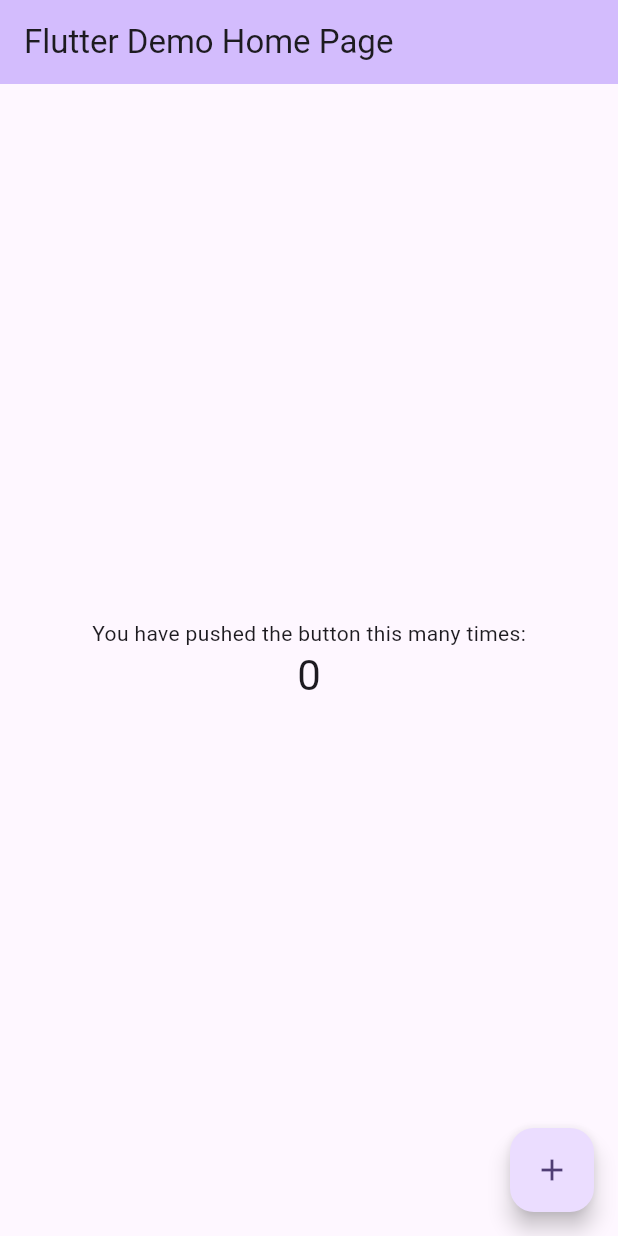
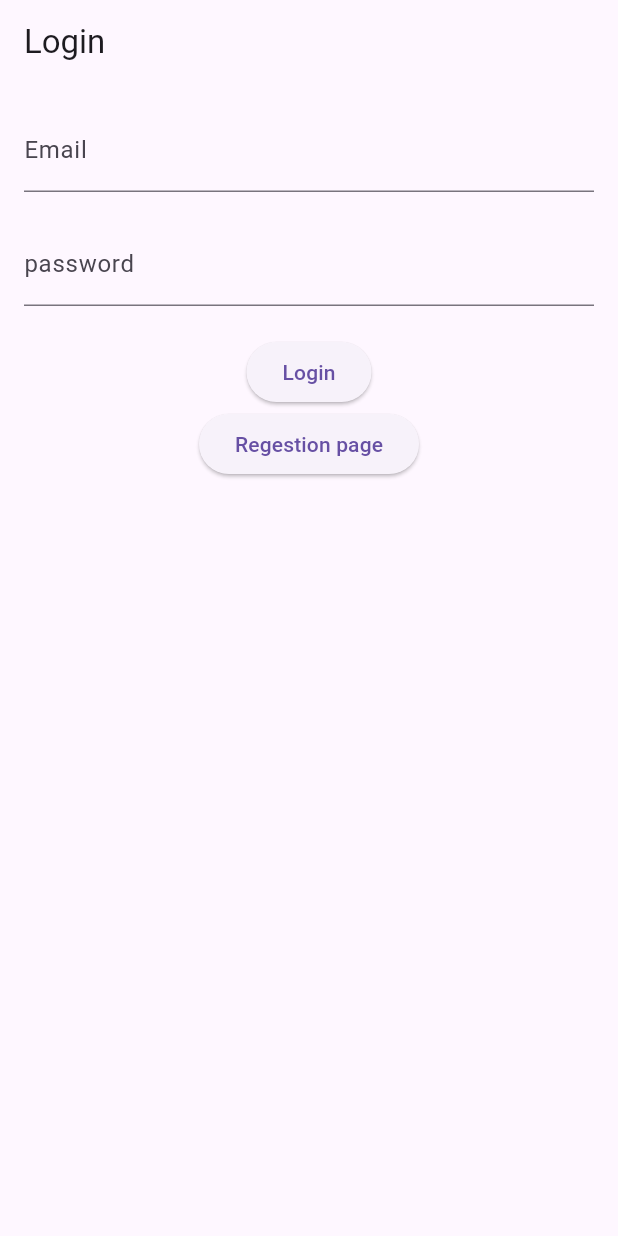
Before and after one commit to mdshakilhossain720/apiwithmvvm, a Flutter app: the screen it shows after launch, on a phone screen of 412 x 824 dp. Run offline on Flutter 3.47's test engine with Material 3 defaults, Android fonts, the light colour scheme and no system bars; drawn by our look-alikes of flutter_form_builder; our stand-ins replace form_builder_validators.

Commit message:
login sing ui

```diff
--- /dev/null
+++ b/lib/app.dart
@@ -0,0 +1,15 @@
+import 'package:apiwithmvvm/view/login/login.dart';
+import 'package:flutter/material.dart';
+
+class MyApp extends StatelessWidget {
+  const MyApp({super.key});
+
+  @override
+  Widget build(BuildContext context) {
+    return MaterialApp(
+      debugShowCheckedModeBanner: false,
+      title: 'Flutter Demo',
+      home: LoginPage(),
+    );
+  }
+}
--- a/lib/main.dart
+++ b/lib/main.dart
@@ -1,125 +1,6 @@
+import 'package:apiwithmvvm/app.dart';
 import 'package:flutter/material.dart';
 
 void main() {
   runApp(const MyApp());
 }
-
-class MyApp extends StatelessWidget {
-  const MyApp({super.key});
-
-  // This widget is the root of your application.
-  @override
-  Widget build(BuildContext context) {
-    return MaterialApp(
-      title: 'Flutter Demo',
-      theme: ThemeData(
-        // This is the theme of your application.
-        //
-        // TRY THIS: Try running your application with "flutter run". You'll see
-        // the application has a purple toolbar. Then, without quitting the app,
-        // try changing the seedColor in the colorScheme below to Colors.green
-        // and then invoke "hot reload" (save your changes or press the "hot
-        // reload" button in a Flutter-supported IDE, or press "r" if you used
-        // the command line to start the app).
-        //
-        // Notice that the counter didn't reset back to zero; the application
-        // state is not lost during the reload. To reset the state, use hot
-        // restart instead.
-        //
-        // This works for code too, not just values: Most code changes can be
-        // tested with just a hot reload.
-        colorScheme: ColorScheme.fromSeed(seedColor: Colors.deepPurple),
-        useMaterial3: true,
-      ),
-      home: const MyHomePage(title: 'Flutter Demo Home Page'),
-    );
-  }
-}
-
-class MyHomePage extends StatefulWidget {
-  const MyHomePage({super.key, required this.title});
-
-  // This widget is the home page of your application. It is stateful, meaning
-  // that it has a State object (defined below) that contains fields that affect
-  // how it looks.
-
-  // This class is the configuration for the state. It holds the values (in this
-  // case the title) provided by the parent (in this case the App widget) and
-  // used by the build method of the State. Fields in a Widget subclass are
-  // always marked "final".
-
-  final String title;
-
-  @override
-  State<MyHomePage> createState() => _MyHomePageState();
-}
-
-class _MyHomePageState extends State<MyHomePage> {
-  int _counter = 0;
-
-  void _incrementCounter() {
-    setState(() {
-      // This call to setState tells the Flutter framework that something has
-      // changed in this State, which causes it to rerun the build method below
-      // so that the display can reflect the updated values. If we changed
-      // _counter without calling setState(), then the build method would not be
-      // called again, and so nothing would appear to happen.
-      _counter++;
-    });
-  }
-
-  @override
-  Widget build(BuildContext context) {
-    // This method is rerun every time setState is called, for instance as done
-    // by the _incrementCounter method above.
-    //
-    // The Flutter framework has been optimized to make rerunning build methods
-    // fast, so that you can just rebuild anything that needs updating rather
-    // than having to individually change instances of widgets.
-    return Scaffold(
-      appBar: AppBar(
-        // TRY THIS: Try changing the color here to a specific color (to
-        // Colors.amber, perhaps?) and trigger a hot reload to see the AppBar
-        // change color while the other colors stay the same.
-        backgroundColor: Theme.of(context).colorScheme.inversePrimary,
-        // Here we take the value from the MyHomePage object that was created by
-        // the App.build method, and use it to set our appbar title.
-        title: Text(widget.title),
-      ),
-      body: Center(
-        // Center is a layout widget. It takes a single child and positions it
-        // in the middle of the parent.
-        child: Column(
-          // Column is also a layout widget. It takes a list of children and
-          // arranges them vertically. By default, it sizes itself to fit its
-          // children horizontally, and tries to be as tall as its parent.
-          //
-          // Column has various properties to control how it sizes itself and
-          // how it positions its children. Here we use mainAxisAlignment to
-          // center the children vertically; the main axis here is the vertical
-          // axis because Columns are vertical (the cross axis would be
-          // horizontal).
-          //
-          // TRY THIS: Invoke "debug painting" (choose the "Toggle Debug Paint"
-          // action in the IDE, or press "p" in the console), to see the
-          // wireframe for each widget.
-          mainAxisAlignment: MainAxisAlignment.center,
-          children: <Widget>[
-            const Text(
-              'You have pushed the button this many times:',
-            ),
-            Text(
-              '$_counter',
-              style: Theme.of(context).textTheme.headlineMedium,
-            ),
-          ],
-        ),
-      ),
-      floatingActionButton: FloatingActionButton(
-        onPressed: _incrementCounter,
-        tooltip: 'Increment',
-        child: const Icon(Icons.add),
-      ), // This trailing comma makes auto-formatting nicer for build methods.
-    );
-  }
-}
--- /dev/null
+++ b/lib/view/login/login.dart
@@ -0,0 +1,52 @@
+import 'package:apiwithmvvm/view/regestion_page/regestion_page.dart';
+import 'package:flutter/material.dart';
+import 'package:flutter_form_builder/flutter_form_builder.dart';
+import 'package:form_builder_validators/form_builder_validators.dart';
+
+class LoginPage extends StatelessWidget {
+  LoginPage({super.key});
+  final _formKey = GlobalKey<FormBuilderState>();
+
+  @override
+  Widget build(BuildContext context) {
+    return Scaffold(
+        appBar: AppBar(
+          title: const Text('Login'),
+        ),
+        body: FormBuilder(
+          key: _formKey,
+          child: Padding(
+            padding: const EdgeInsets.all(16.0),
+            child: Column(
+              children: [
+                FormBuilderTextField(
+                  name: 'email',
+                  decoration: const InputDecoration(labelText: 'Email'),
+                  validator: FormBuilderValidators.compose([
+                    FormBuilderValidators.required(),
+                    FormBuilderValidators.email(),
+                  ]),
+                ),
+                const SizedBox(height: 20),
+                FormBuilderTextField(
+                  name: 'password',
+                  decoration: const InputDecoration(labelText: 'password'),
+                  validator: FormBuilderValidators.compose([
+                    FormBuilderValidators.required(),
+                    FormBuilderValidators.numeric(),
+                  ]),
+                ),
+                const SizedBox(height: 20),
+                ElevatedButton(onPressed: () {}, child: const Text("Login")),
+                ElevatedButton(
+                    onPressed: () {
+                      Navigator.push(context,
+                          MaterialPageRoute(builder: (_) => RegestionPage()));
+                    },
+                    child: const Text("Regestion page")),
+              ],
+            ),
+          ),
+        ));
+  }
+}
--- a/pubspec.yaml
+++ b/pubspec.yaml
@@ -35,6 +35,9 @@ dependencies:
   # The following adds the Cupertino Icons font to your application.
   # Use with the CupertinoIcons class for iOS style icons.
   cupertino_icons: ^1.0.8
+  flutter_form_builder: ^9.5.0
+  form_validator: ^2.1.1
+  form_builder_validators: ^11.0.0
 
 dev_dependencies:
   flutter_test:
```
Also changed, not shown: lib/view/regestion_page/regestion_page.dart (added, +64 -0 lines), pubspec.lock.
